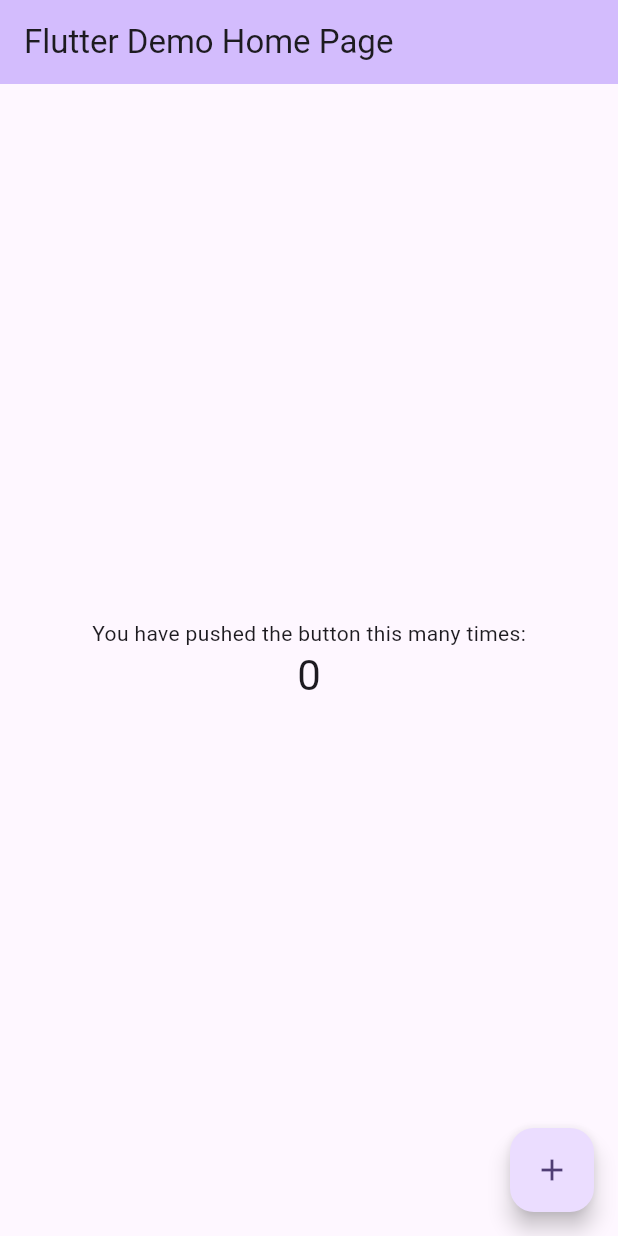
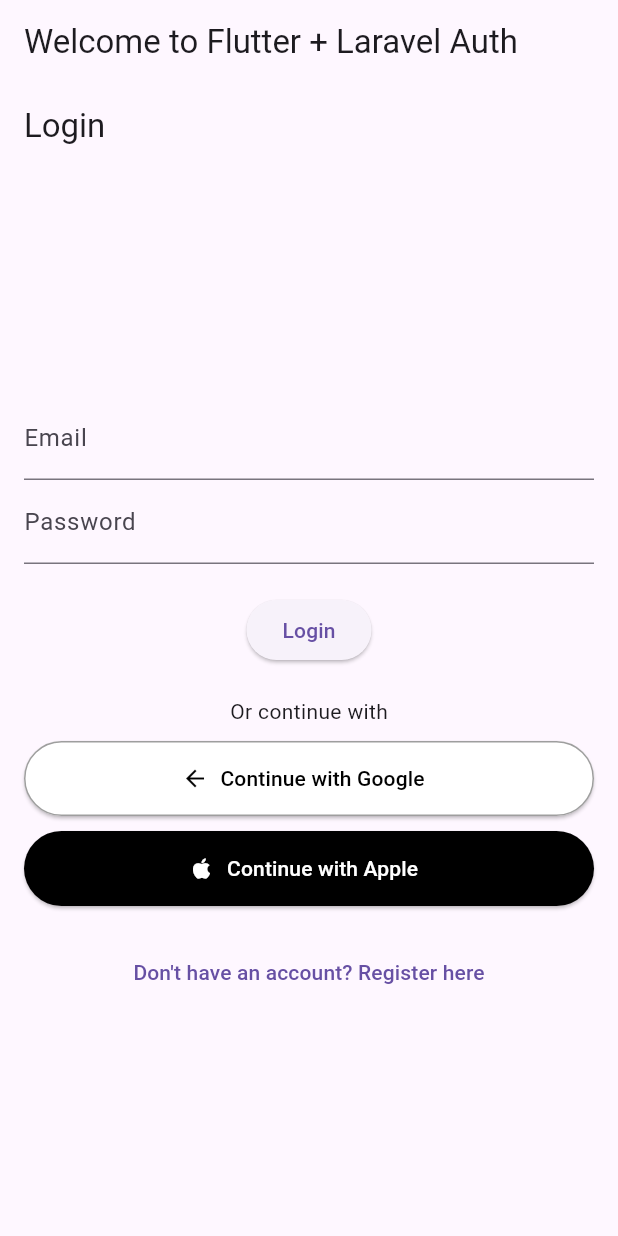
Before and after one commit to khornSaokhouch/flutter, a Flutter app: the screen it shows after launch, on a phone screen of 412 x 824 dp. Run offline on Flutter 3.47's test engine with Material 3 defaults, Android fonts, the phone set to English and light mode, and no system bars; our stand-ins replace shared_preferences.

Commit message:
Screen login,register server

```diff
--- a/lib/main.dart
+++ b/lib/main.dart
@@ -1,125 +1,43 @@
 import 'package:flutter/material.dart';
+import 'package:frontend/screen/login_screen.dart';
 
 void main() {
-  runApp(const MyApp());
+  runApp(MyApp());
 }
 
 class MyApp extends StatelessWidget {
-  const MyApp({super.key});
-
-  // This widget is the root of your application.
   @override
   Widget build(BuildContext context) {
     return MaterialApp(
-      title: 'Flutter Demo',
+      debugShowCheckedModeBanner: false,
+      title: 'Flutter Laravel Auth',
       theme: ThemeData(
-        // This is the theme of your application.
-        //
-        // TRY THIS: Try running your application with "flutter run". You'll see
-        // the application has a purple toolbar. Then, without quitting the app,
-        // try changing the seedColor in the colorScheme below to Colors.green
-        // and then invoke "hot reload" (save your changes or press the "hot
-        // reload" button in a Flutter-supported IDE, or press "r" if you used
-        // the command line to start the app).
-        //
-        // Notice that the counter didn't reset back to zero; the application
-        // state is not lost during the reload. To reset the state, use hot
-        // restart instead.
-        //
-        // This works for code too, not just values: Most code changes can be
-        // tested with just a hot reload.
-        colorScheme: ColorScheme.fromSeed(seedColor: Colors.deepPurple),
-        useMaterial3: true,
+        primarySwatch: Colors.blue,
       ),
-      home: const MyHomePage(title: 'Flutter Demo Home Page'),
+      home: HomePage(),
     );
   }
 }
 
-class MyHomePage extends StatefulWidget {
-  const MyHomePage({super.key, required this.title});
-
-  // This widget is the home page of your application. It is stateful, meaning
-  // that it has a State object (defined below) that contains fields that affect
-  // how it looks.
-
-  // This class is the configuration for the state. It holds the values (in this
-  // case the title) provided by the parent (in this case the App widget) and
-  // used by the build method of the State. Fields in a Widget subclass are
-  // always marked "final".
-
-  final String title;
-
+class HomePage extends StatefulWidget {
   @override
-  State<MyHomePage> createState() => _MyHomePageState();
+  State<HomePage> createState() => _HomePageState();
 }
 
-class _MyHomePageState extends State<MyHomePage> {
-  int _counter = 0;
+final _lstSrceen = [
+  LoginScreen()
 
-  void _incrementCounter() {
-    setState(() {
-      // This call to setState tells the Flutter framework that something has
-      // changed in this State, which causes it to rerun the build method below
-      // so that the display can reflect the updated values. If we changed
-      // _counter without calling setState(), then the build method would not be
-      // called again, and so nothing would appear to happen.
-      _counter++;
-    });
-  }
+];
 
+
+class _HomePageState extends State<HomePage> {
   @override
   Widget build(BuildContext context) {
-    // This method is rerun every time setState is called, for instance as done
-    // by the _incrementCounter method above.
-    //
-    // The Flutter framework has been optimized to make rerunning build methods
-    // fast, so that you can just rebuild anything that needs updating rather
-    // than having to individually change instances of widgets.
     return Scaffold(
       appBar: AppBar(
-        // TRY THIS: Try changing the color here to a specific color (to
-        // Colors.amber, perhaps?) and trigger a hot reload to see the AppBar
-        // change color while the other colors stay the same.
-        backgroundColor: Theme.of(context).colorScheme.inversePrimary,
-        // Here we take the value from the MyHomePage object that was created by
-        // the App.build method, and use it to set our appbar title.
-        title: Text(widget.title),
+        title: Text('Welcome to Flutter + Laravel Auth'),
       ),
-      body: Center(
-        // Center is a layout widget. It takes a single child and positions it
-        // in the middle of the parent.
-        child: Column(
-          // Column is also a layout widget. It takes a list of children and
-          // arranges them vertically. By default, it sizes itself to fit its
-          // children horizontally, and tries to be as tall as its parent.
-          //
-          // Column has various properties to control how it sizes itself and
-          // how it positions its children. Here we use mainAxisAlignment to
-          // center the children vertically; the main axis here is the vertical
-          // axis because Columns are vertical (the cross axis would be
-          // horizontal).
-          //
-          // TRY THIS: Invoke "debug painting" (choose the "Toggle Debug Paint"
-          // action in the IDE, or press "p" in the console), to see the
-          // wireframe for each widget.
-          mainAxisAlignment: MainAxisAlignment.center,
-          children: <Widget>[
-            const Text(
-              'You have pushed the button this many times:',
-            ),
-            Text(
-              '$_counter',
-              style: Theme.of(context).textTheme.headlineMedium,
-            ),
-          ],
-        ),
-      ),
-      floatingActionButton: FloatingActionButton(
-        onPressed: _incrementCounter,
-        tooltip: 'Increment',
-        child: const Icon(Icons.add),
-      ), // This trailing comma makes auto-formatting nicer for build methods.
+      body:_lstSrceen[0]
     );
   }
 }
--- /dev/null
+++ b/lib/screen/login_screen.dart
@@ -0,0 +1,127 @@
+import 'package:flutter/material.dart';
+import 'package:frontend/server/auth_service.dart';
+import 'home_screen.dart';
+import 'register_screen.dart'; // <-- Create this screen if you haven’t yet
+
+class LoginScreen extends StatefulWidget {
+  const LoginScreen({super.key});
+
+  @override
+  State<LoginScreen> createState() => _LoginScreenState();
+}
+
+class _LoginScreenState extends State<LoginScreen> {
+  final emailController = TextEditingController();
+  final passwordController = TextEditingController();
+
+  Future<void> _login() async {
+    bool success = await AuthService.login(
+      emailController.text,
+      passwordController.text,
+    );
+    if (success) {
+      ScaffoldMessenger.of(context).showSnackBar(
+        const SnackBar(content: Text("Login Successful!")),
+      );
+
+      // Navigate to Home after short delay
+      Future.delayed(const Duration(seconds: 1), () {
+        Navigator.pushReplacement(
+          context,
+          MaterialPageRoute(builder: (context) => const HomeScreen()),
+        );
+      });
+    } else {
+      ScaffoldMessenger.of(context).showSnackBar(
+        const SnackBar(content: Text("Login Failed!")),
+      );
+    }
+  }
+
+  void _loginWithGoogle() {
+    // TODO: Implement Google Sign-In logic
+    ScaffoldMessenger.of(context).showSnackBar(
+      const SnackBar(content: Text("Google Login Coming Soon")),
+    );
+  }
+
+  void _loginWithApple() {
+    // TODO: Implement Apple Sign-In logic
+    ScaffoldMessenger.of(context).showSnackBar(
+      const SnackBar(content: Text("Apple Login Coming Soon")),
+    );
+  }
+
+  void _goToRegister() {
+    Navigator.push(
+      context,
+      MaterialPageRoute(builder: (context) => const RegisterScreen()),
+    );
+  }
+
+  @override
+  Widget build(BuildContext context) {
+    return Scaffold(
+      appBar: AppBar(title: const Text("Login")),
+      body: Padding(
+        padding: const EdgeInsets.all(16.0),
+        child: Column(
+          mainAxisAlignment: MainAxisAlignment.center,
+          children: [
+            TextField(
+              controller: emailController,
+              decoration: const InputDecoration(labelText: 'Email'),
+            ),
+            TextField(
+              controller: passwordController,
+              decoration: const InputDecoration(labelText: 'Password'),
+              obscureText: true,
+            ),
+            const SizedBox(height: 20),
+            ElevatedButton(
+              onPressed: _login,
+              child: const Text("Login"),
+            ),
+            const SizedBox(height: 20),
+            const Text("Or continue with"),
+            const SizedBox(height: 10),
+
+            // Google Login Button
+            ElevatedButton.icon(
+              style: ElevatedButton.styleFrom(
+                backgroundColor: Colors.white,
+                foregroundColor: Colors.black,
+                minimumSize: const Size(double.infinity, 50),
+                side: const BorderSide(color: Colors.grey),
+              ),
+              onPressed: _loginWithGoogle,
+              icon:Icon(Icons.arrow_back),
+              label: const Text("Continue with Google"),
+            ),
+
+            const SizedBox(height: 10),
+
+            // Apple Login Button
+            ElevatedButton.icon(
+              style: ElevatedButton.styleFrom(
+                backgroundColor: Colors.black,
+                foregroundColor: Colors.white,
+                minimumSize: const Size(double.infinity, 50),
+              ),
+              onPressed: _loginWithApple,
+              icon: const Icon(Icons.apple),
+              label: const Text("Continue with Apple"),
+            ),
+
+            const SizedBox(height: 20),
+
+            TextButton(
+              onPressed: _goToRegister,
+              child: const Text("Don't have an account? Register here"),
+            ),
+          ],
+        ),
+      ),
+    );
+  }
+}
--- /dev/null
+++ b/lib/server/auth_service.dart
@@ -0,0 +1,54 @@
+import 'dart:convert';
+import 'package:http/http.dart' as http;
+import 'package:shared_preferences/shared_preferences.dart';
+
+class AuthService {
+  static const String baseUrl = 'http://127.0.0.1:8000/api';
+
+  static Future<bool> register(
+  String name, String email, String password, String passwordConfirmation) async {
+  try {
+  final response = await http.post(
+  Uri.parse('$baseUrl/register'),
+  headers: {'Content-Type': 'application/json'},
+  body: jsonEncode({
+  'name': name,
+  'email': email,
+  'password': password,
+  'password_confirmation': passwordConfirmation,
+  }),
+  );
+
+  if (response.statusCode == 200 || response.statusCode == 201) {
+  final data = json.decode(response.body);
+  if (data['token'] != null) {
+  final prefs = await SharedPreferences.getInstance();
+  prefs.setString('token', data['token']);
+  }
+  return true;
+  } else {
+  print('Register failed: ${response.body}');
+  return false;
+  }
+  } catch (e) {
+  print('Error during register: $e');
+  return false;
+  }
+  }
+
+
+
+  static Future<bool> login(String email, String password) async {
+    final response = await http.post(
+      Uri.parse('$baseUrl/login'),
+      body: {'email': email, 'password': password},
+    );
+    if (response.statusCode == 200) {
+      final data = json.decode(response.body);
+      final prefs = await SharedPreferences.getInstance();
+      prefs.setString('token', data['token']);
+      return true;
+    }
+    return false;
+  }
+}
--- a/pubspec.yaml
+++ b/pubspec.yaml
@@ -30,6 +30,10 @@
 dependencies:
   flutter:
     sdk: flutter
+  http: ^1.1.0
+  shared_preferences: ^2.2.2
+
+
 
   # The following adds the Cupertino Icons font to your application.
   # Use with the CupertinoIcons class for iOS style icons.
```
Also changed, not shown: lib/screen/home_screen.dart (added, +21 -0 lines), lib/screen/register_screen.dart (added, +94 -0 lines), pubspec.lock, 20 other files.
